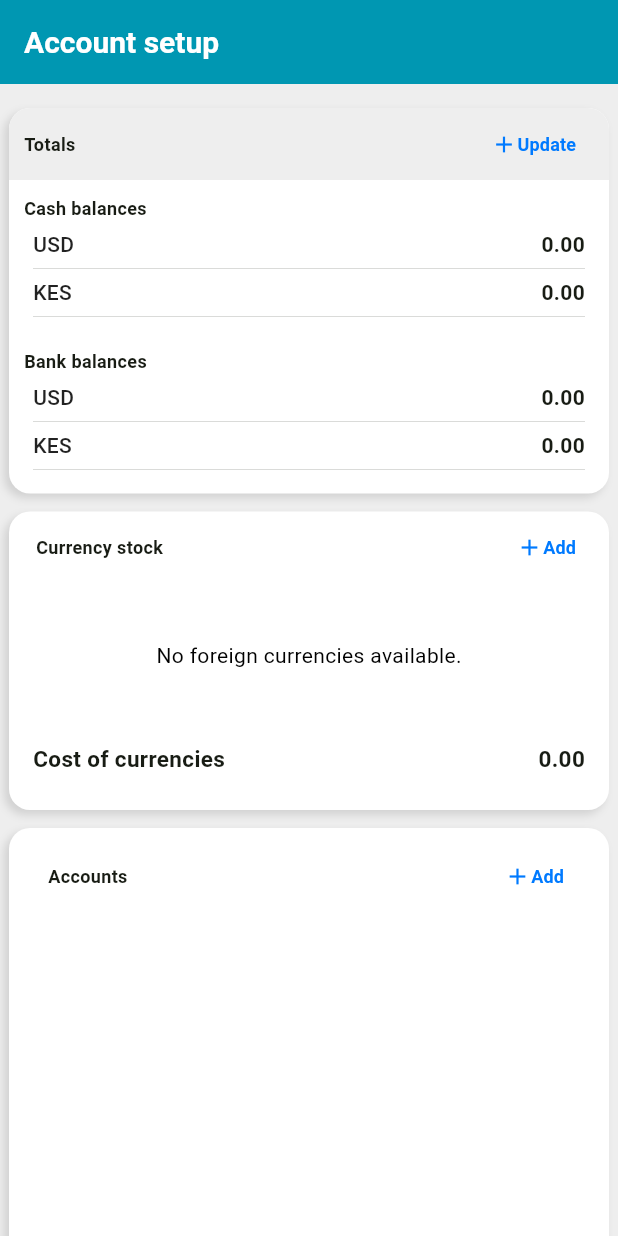
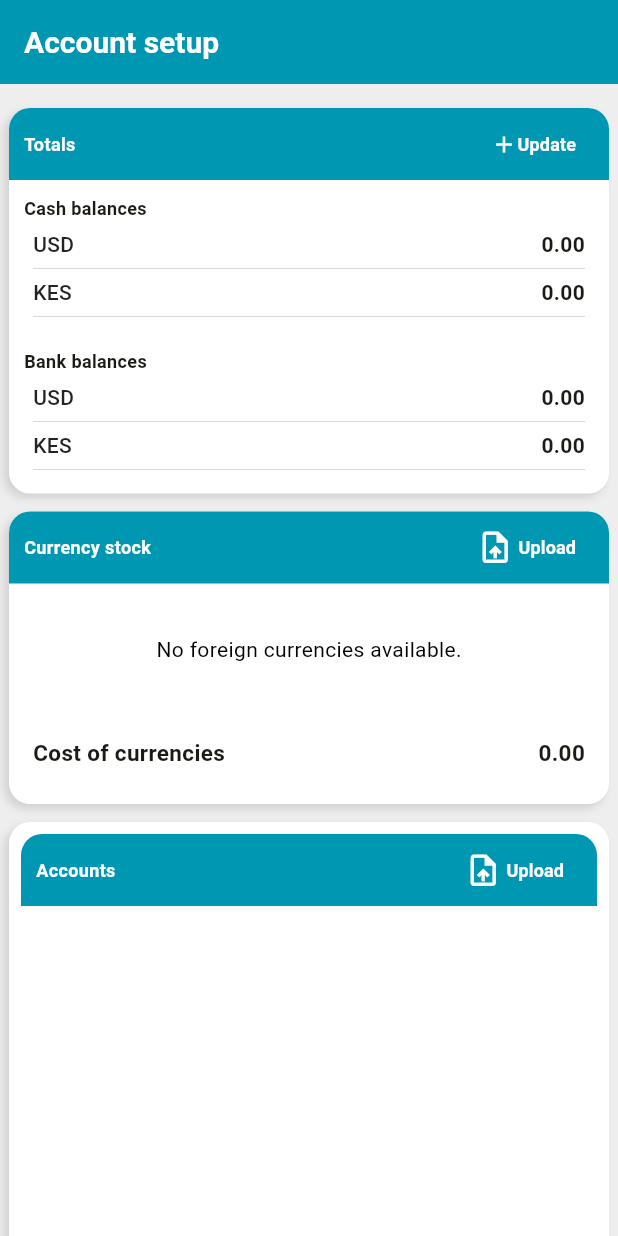
Before and after one commit to abdirahmanabdullahi/ciyebooks-ui, a Flutter app: the SetupScreen screen opened directly, on a phone screen of 412 x 824 dp. Run offline on Flutter 3.47's test engine with Material 3 defaults, Android fonts, the light colour scheme and no system bars; our stand-ins replace cloud_firestore, file_picker, firebase_auth, firebase_core, firebase_ui_firestore, gap and 1 more; accounts and stored records are empty; generated files the repository leaves out were written again; project files that could hold a hidden picture were left out.

Commit message:
Completed setup

```diff
--- a/lib/features/setup/ui/screens/setup_screen.dart
+++ b/lib/features/setup/ui/screens/setup_screen.dart
@@ -1,3 +1,5 @@
+import 'dart:io';
+
 import 'package:ciyebooks/data/repositories/auth/auth_repo.dart';
 import 'package:ciyebooks/features/setup/controller/upload_controller.dart';
 
@@ -11,6 +13,7 @@ import 'package:gap/gap.dart';
 import 'package:get/get.dart';
 import 'package:intl/intl.dart';
 
+import '../../../../common/widgets/error_dialog.dart';
 import '../../../accounts/screens/widgets/account_viewer.dart';
 import '../../../stats/controllers/ui/totals_dropdown.dart';
 import '../../controller/setup_controller.dart';
@@ -80,33 +83,38 @@ class SetupScreen extends StatelessWidget {
                         child: Column(
                           crossAxisAlignment: CrossAxisAlignment.start,
                           children: [
-                            Container(decoration: BoxDecoration(borderRadius: BorderRadius.only(topLeft: Radius.circular(14),topRight: Radius.circular(14),),
-                              color:AppColors.quarternary,
+                            Container(
+                              decoration: BoxDecoration(
+                                borderRadius: BorderRadius.only(
+                                  topLeft: Radius.circular(14),
+                                  topRight: Radius.circular(14),
                                 ),
-
+                                color: AppColors.prettyBlue,
+                              ),
                               padding: const EdgeInsets.fromLTRB(10, 0, 10, 0),
                               child: Row(
                                 mainAxisAlignment: MainAxisAlignment.spaceBetween,
                                 children: [
-                                  Text("Totals", style: TextStyle(fontWeight: FontWeight.w700, fontSize: 12, color: AppColors.prettyDark)),
+                                  Text("Totals", style: TextStyle(fontWeight: FontWeight.w700, fontSize: 12, color: AppColors.quinary)),
                                   TextButton(
                                       onPressed: () => showAddTotals(context),
                                       child: Row(
                                         children: [
                                           Icon(
                                             Icons.add,
-                                            color: CupertinoColors.systemBlue,
+                                            color: AppColors.quinary,
                                           ),
                                           Text(
                                             'Update',
-                                            style: TextStyle(fontWeight: FontWeight.bold, color: CupertinoColors.systemBlue),
+                                            style: TextStyle(fontWeight: FontWeight.bold, color:AppColors.quinary),
                                           ),
                                         ],
                                       ))
                                 ],
                               ),
                             ),
-                            Gap(10),Padding(
+                            Gap(10),
+                            Padding(
                               padding: const EdgeInsets.fromLTRB(10, 0, 10, 0),
                               child: Text("Cash balances", style: TextStyle(fontWeight: FontWeight.w700, fontSize: 12, color: AppColors.prettyDark)),
                             ),
@@ -175,74 +183,6 @@ class SetupScreen extends StatelessWidget {
                           ],
                         ),
                       ),
-                      // Container(
-                      //   margin: EdgeInsets.all(6),
-                      //   decoration: BoxDecoration(
-                      //     color: AppColors.quinary,
-                      //     boxShadow: [
-                      //       BoxShadow(
-                      //         color: Colors.black.withAlpha(30),
-                      //         blurRadius: 4,
-                      //         offset: Offset(-3, 3),
-                      //       )
-                      //     ],
-                      //     borderRadius: BorderRadius.circular(14),
-                      //   ),
-                      //   child: Column(
-                      //     crossAxisAlignment: CrossAxisAlignment.start,
-                      //     children: [
-                      //       Padding(
-                      //         padding: const EdgeInsets.fromLTRB(18, 0, 10, 6),
-                      //         child: Row(
-                      //           mainAxisAlignment: MainAxisAlignment.spaceBetween,
-                      //           children: [
-                      //             Text("Bank balances", style: TextStyle(fontWeight: FontWeight.w700, fontSize: 12, color: AppColors.prettyDark)),
-                      //             TextButton(
-                      //                 onPressed: () => uploadController.uploadRepo.uploadData(context: context, checkList: uploadController.totalsFieldChecklist, fileName: 'totals'),
-                      //                 child: Row(
-                      //                   children: [
-                      //                     Icon(
-                      //                       Icons.add,
-                      //                       color: CupertinoColors.systemBlue,
-                      //                     ),
-                      //                     Text(
-                      //                       'Add',
-                      //                       style: TextStyle(fontWeight: FontWeight.bold, color: CupertinoColors.systemBlue),
-                      //                     ),
-                      //                   ],
-                      //                 ))
-                      //           ],
-                      //         ),
-                      //       ),
-                      //       Padding(
-                      //         padding: const EdgeInsets.fromLTRB(16.0, 0, 16, 16),
-                      //         child: Obx(() => Column(
-                      //               children: controller.totals.value.bankBalances.entries.map((entry) {
-                      //                 return Column(
-                      //                   children: [
-                      //                     Padding(
-                      //                       padding: const EdgeInsets.symmetric(vertical: 6.0),
-                      //                       child: Row(
-                      //                         mainAxisAlignment: MainAxisAlignment.spaceBetween,
-                      //                         children: [
-                      //                           Text(entry.key, style: TextStyle(color: Colors.black87, fontWeight: FontWeight.w500)),
-                      //                           Text(formatter.format(entry.value), style: TextStyle(fontSize: 14, fontWeight: FontWeight.w700, color: AppColors.prettyDark)),
-                      //                         ],
-                      //                       ),
-                      //                     ),
-                      //                     Divider(
-                      //                       height: 0,
-                      //                       thickness: .11,
-                      //                       color: AppColors.prettyDark,
-                      //                     )
-                      //                   ],
-                      //                 );
-                      //               }).toList(),
-                      //             )),
-                      //       ),
-                      //     ],
-                      //   ),
-                      // ),
 
                       Obx(() {
                         return Container(
@@ -261,30 +201,38 @@ class SetupScreen extends StatelessWidget {
                           child: Column(
                             crossAxisAlignment: CrossAxisAlignment.start,
                             children: [
-                              Padding(
-                                padding: const EdgeInsets.fromLTRB(18, 0, 10, 6),
+                              Container(
+                              decoration: BoxDecoration(
+                                borderRadius: BorderRadius.only(
+                                  topLeft: Radius.circular(14),
+                                  topRight: Radius.circular(14),
+                                ),
+                                color: AppColors.prettyBlue,
+                              ),
+                              padding: const EdgeInsets.fromLTRB(10, 0, 10, 0),
                               child: Row(
                                 mainAxisAlignment: MainAxisAlignment.spaceBetween,
                                 children: [
-                                    Text("Currency stock", style: TextStyle(fontWeight: FontWeight.w700, fontSize: 12, color: AppColors.prettyDark)),
+                                  Text("Currency stock", style: TextStyle(fontWeight: FontWeight.w700, fontSize: 12, color: AppColors.quinary)),
                                   TextButton(
-                                        onPressed: () => uploadController.uploadCurrencyStock(context),
+                                                              onPressed: () => uploadController.checkInternetConnection(context),
                                       child: Row(
                                         children: [
-                                            Icon(
-                                              Icons.add,
-                                              color: CupertinoColors.systemBlue,
-                                            ),
+                                          Icon(size: 25,
+                                            Icons.upload_file_outlined,
+                                            color: AppColors.quinary,
+                                          ),Gap(3),
                                           Text(
-                                              'Add',
-                                              style: TextStyle(fontWeight: FontWeight.bold, color: CupertinoColors.systemBlue),
+                                            'Upload',
+                                            style: TextStyle(fontWeight: FontWeight.bold, color: AppColors.quinary),
                                           ),
                                         ],
                                       ))
                                 ],
                               ),
                             ),
-                              Gap(8),
+                              Gap(10),
+
                               controller.totals.value.currenciesAtCost == 0
                                   ? SizedBox(
                                       width: double.maxFinite,
@@ -378,29 +326,52 @@ class SetupScreen extends StatelessWidget {
                           child: Column(
                             crossAxisAlignment: CrossAxisAlignment.start,
                             children: [
-                              Padding(
-                                padding: const EdgeInsets.fromLTRB(18, 0, 10, 6),
+                              Container(
+                                decoration: BoxDecoration(
+                                  borderRadius: BorderRadius.only(
+                                    topLeft: Radius.circular(14),
+                                    topRight: Radius.circular(14),
+                                  ),
+                                  color: AppColors.prettyBlue,
+                                ),
+                                padding: const EdgeInsets.fromLTRB(10, 0, 10, 0),
                                 child: Row(
                                   mainAxisAlignment: MainAxisAlignment.spaceBetween,
                                   children: [
-                                    Text("Accounts", style: TextStyle(fontWeight: FontWeight.w700, fontSize: 12, color: AppColors.prettyDark)),
+                                    Text("Accounts", style: TextStyle(fontWeight: FontWeight.w700, fontSize: 12, color: AppColors.quinary)),
                                     TextButton(
-                                        onPressed: () => uploadController.uploadAccounts(context),
+                                        onPressed: ()async {
+
+                                          try {
+                                            final result = await InternetAddress.lookup('example.com');
+                                            if (result.isNotEmpty && result[0].rawAddress.isNotEmpty) {
+                                              if (context.mounted) {
+                                                uploadController.uploadAccounts(context);
+                                              }
+                                            }
+                                          } on SocketException catch (_) {
+                                            if (context.mounted) {
+                                              showErrorDialog(context: context, errorTitle: 'Connection error!', errorText: 'Please check your network connection and try again.');
+                                            }
+                                            return;
+                                          }
+                                          },
                                         child: Row(
                                           children: [
-                                            Icon(
-                                              Icons.add,
-                                              color: CupertinoColors.systemBlue,
-                                            ),
+                                            Icon(size: 25,
+                                              Icons.upload_file_outlined,
+                                              color: AppColors.quinary,
+                                            ),Gap(3),
                                             Text(
-                                              'Add',
-                                              style: TextStyle(fontWeight: FontWeight.bold, color: CupertinoColors.systemBlue),
+                                              'Upload',
+                                              style: TextStyle(fontWeight: FontWeight.bold, color: AppColors.quinary),
                                             ),
                                           ],
                                         ))
                                   ],
                                 ),
                               ),
+                              Gap(10),
                               StreamBuilder<QuerySnapshot>(
                                 stream: FirebaseFirestore.instance.collection('users').doc(FirebaseAuth.instance.currentUser?.uid).collection('accounts').snapshots(),
                                 builder: (BuildContext context, AsyncSnapshot<QuerySnapshot> snapshot) {
@@ -464,7 +435,7 @@ class SetupScreen extends StatelessWidget {
                                                 text: TextSpan(
                                                   children: [
                                                     TextSpan(
-                                                      text: data['AccountName'],
+                                                      text: data['accountName'],
                                                       style: TextStyle(
                                                         fontWeight: FontWeight.w500,
                                                         fontSize: 13,
@@ -494,7 +465,7 @@ class SetupScreen extends StatelessWidget {
                                                           ),
                                                         ),
                                                         TextSpan(
-                                                          text: data['AccountNo'],
+                                                          text: data['accountNo'],
                                                           style: TextStyle(
                                                             fontWeight: FontWeight.w300,
                                                             fontSize: 10,
@@ -557,29 +528,10 @@ class SetupScreen extends StatelessWidget {
                     child: FloatingActionButton(
                       heroTag: 'Complete',
                       backgroundColor: AppColors.prettyBlue,
-                      onPressed: () => showConfirmSetupDialog(context, controller),
+                      onPressed: () => showCompleteSetupDialog(context:context, errorText: 'Please make sure all your data is correct and accurate.', errorTitle: 'Is your data accurate?', ),
                       child: Text(
                         'Complete setup',
                         style: TextStyle(color: AppColors.quinary, fontWeight: FontWeight.w600, fontSize: 12),
-                      ),
-                    ),
-                  ),
-                ),
-                Padding(
-                  padding: const EdgeInsets.all(8.0),
-                  child: SizedBox(
-                    height: 45,
-                    width: double.infinity,
-                    child: FloatingActionButton(
-                      heroTag: 'Reset database',
-                      backgroundColor: AppColors.prettyGrey,
-                      onPressed: () {
-                        showResetDialog(context);
-                        // controller.resetDatabase();
-                      },
-                      child: Text(
-                        'Reset setup',
-                        style: TextStyle(color: AppColors.prettyDark, fontWeight: FontWeight.w600, fontSize: 12),
                       ),
                     ),
                   ),
@@ -612,6 +564,4 @@ class SetupScreen extends StatelessWidget {
       ),
     );
   }
-
-
 }
--- a/lib/features/stats/controllers/ui/totals_dropdown.dart
+++ b/lib/features/stats/controllers/ui/totals_dropdown.dart
@@ -162,7 +162,7 @@ showAddTotals(context) {
             Gap(20),
             SizedBox(height: 45,
               width: double.maxFinite,child: FloatingActionButton(backgroundColor: AppColors.prettyBlue,elevation: 0,
-                onPressed: (){controller.updateTotals(context);},child: Text('Add',style: TextStyle(color: AppColors.quinary),),),)
+                onPressed: (){controller.checkInternetConnectionTotals(context);},child: Text('Add',style: TextStyle(color: AppColors.quinary),),),)
           ],
         ),
       );
```
Also changed, not shown: lib/features/setup/controller/setup_controller.dart (+46 -15 lines), lib/features/setup/controller/upload_controller.dart (+19 -1 lines), lib/features/setup/ui/widgets/confirm_setup_dialog.dart (+40 -94 lines). Lines whose indentation alone changed are shown as unchanged.
